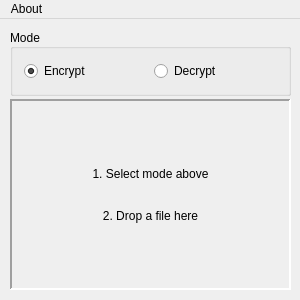
Old version of the form unix_gui/cloaker/mainwindow.ui in the repository spieglt/Cloaker.
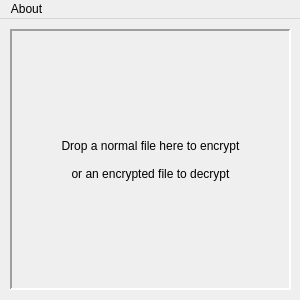
New version of the form. Custom widgets are drawn as their Qt base class.

Patch:
```diff
--- a/unix_gui/cloaker/mainwindow.ui
+++ b/unix_gui/cloaker/mainwindow.ui
@@ -23,48 +23,13 @@
    <bool>false</bool>
   </property>
   <widget class="QWidget" name="centralWidget">
-   <widget class="QGroupBox" name="groupBox">
-    <property name="geometry">
-     <rect>
-      <x>10</x>
-      <y>10</y>
-      <width>281</width>
-      <height>67</height>
-     </rect>
-    </property>
-    <property name="title">
-     <string>Mode</string>
-    </property>
-    <property name="alignment">
-     <set>Qt::AlignLeading|Qt::AlignLeft|Qt::AlignVCenter</set>
-    </property>
-    <layout class="QHBoxLayout" name="horizontalLayout">
-     <item>
-      <widget class="QRadioButton" name="radioButton">
-       <property name="text">
-        <string>Encrypt</string>
-       </property>
-       <property name="checked">
-        <bool>true</bool>
-       </property>
-      </widget>
-     </item>
-     <item>
-      <widget class="QRadioButton" name="radioButton_2">
-       <property name="text">
-        <string>Decrypt</string>
-       </property>
-      </widget>
-     </item>
-    </layout>
-   </widget>
    <widget class="DropArea" name="label">
     <property name="geometry">
      <rect>
       <x>10</x>
-      <y>80</y>
+      <y>10</y>
       <width>281</width>
-      <height>191</height>
+      <height>261</height>
      </rect>
     </property>
     <property name="sizePolicy">
@@ -89,10 +54,9 @@
      <number>2</number>
     </property>
     <property name="text">
-     <string>1. Select mode above
+     <string>Drop a normal file here to encrypt
 
-
-2. Drop a file here</string>
+or an encrypted file to decrypt</string>
     </property>
     <property name="alignment">
      <set>Qt::AlignCenter</set>
```
Left out of the diff: 37 changed lines with no effect on the pictures.
